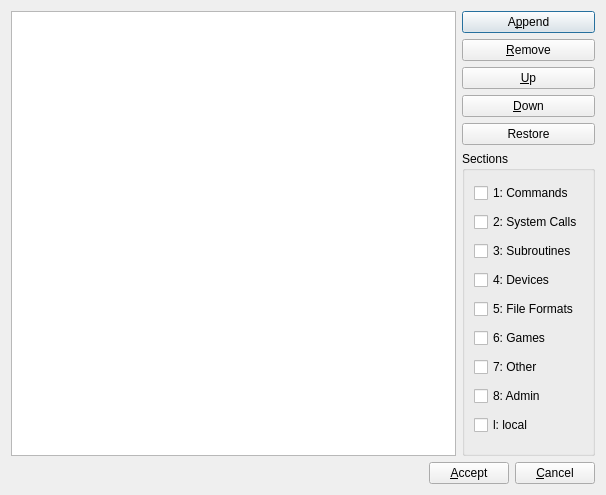
The window that manpager/config.ui (QtPlay/coastal-qt) describes before a commit, drawn with Qt 5.
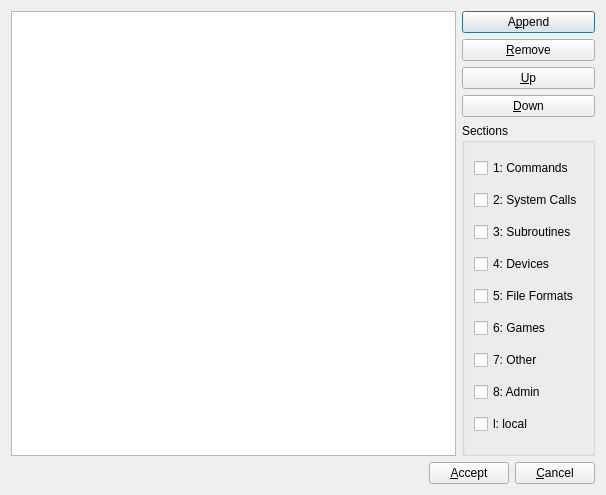
The same window after the commit. Icons and pictures are not drawn.

```diff
--- a/manpager/config.ui
+++ b/manpager/config.ui
@@ -69,19 +69,6 @@
          </property>
         </widget>
        </item>
-       <item>
-        <widget class="QPushButton" name="restoreButton">
-         <property name="sizePolicy">
-          <sizepolicy hsizetype="Minimum" vsizetype="Fixed">
-           <horstretch>0</horstretch>
-           <verstretch>0</verstretch>
-          </sizepolicy>
-         </property>
-         <property name="text">
-          <string>Restore</string>
-         </property>
-        </widget>
-       </item>
        <item>
         <widget class="QGroupBox" name="groupBox">
          <property name="title">
```
